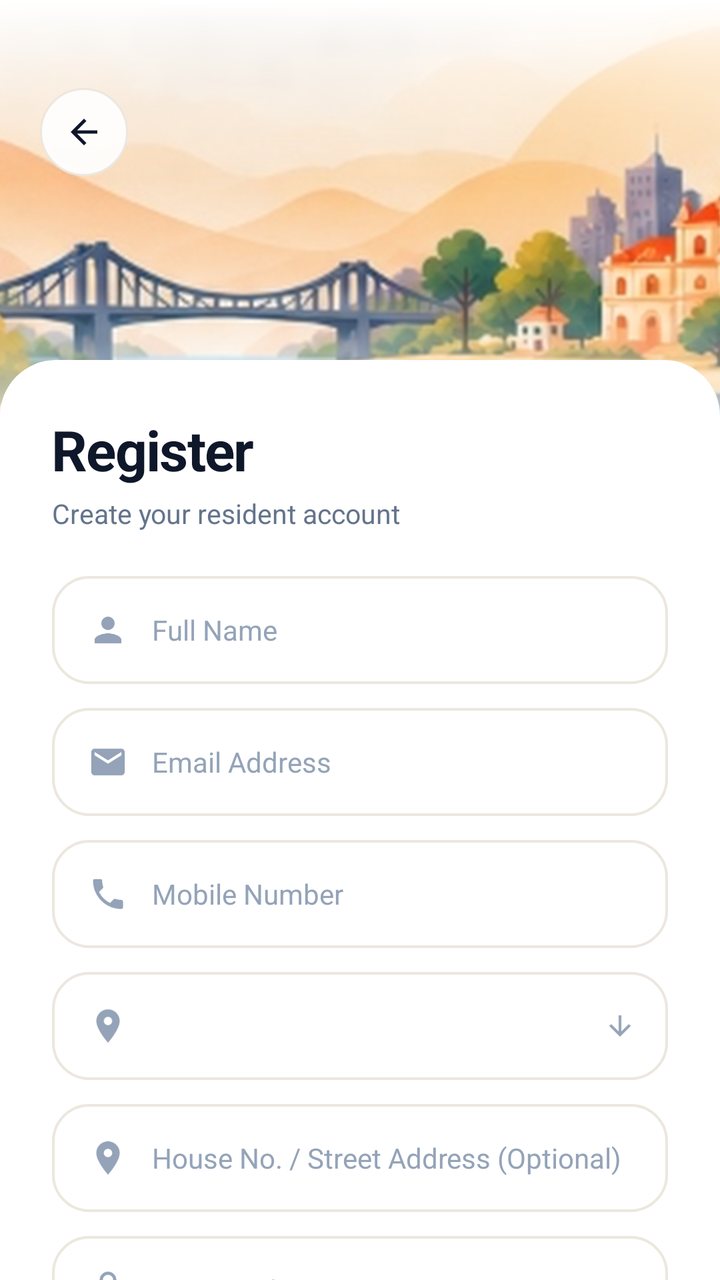
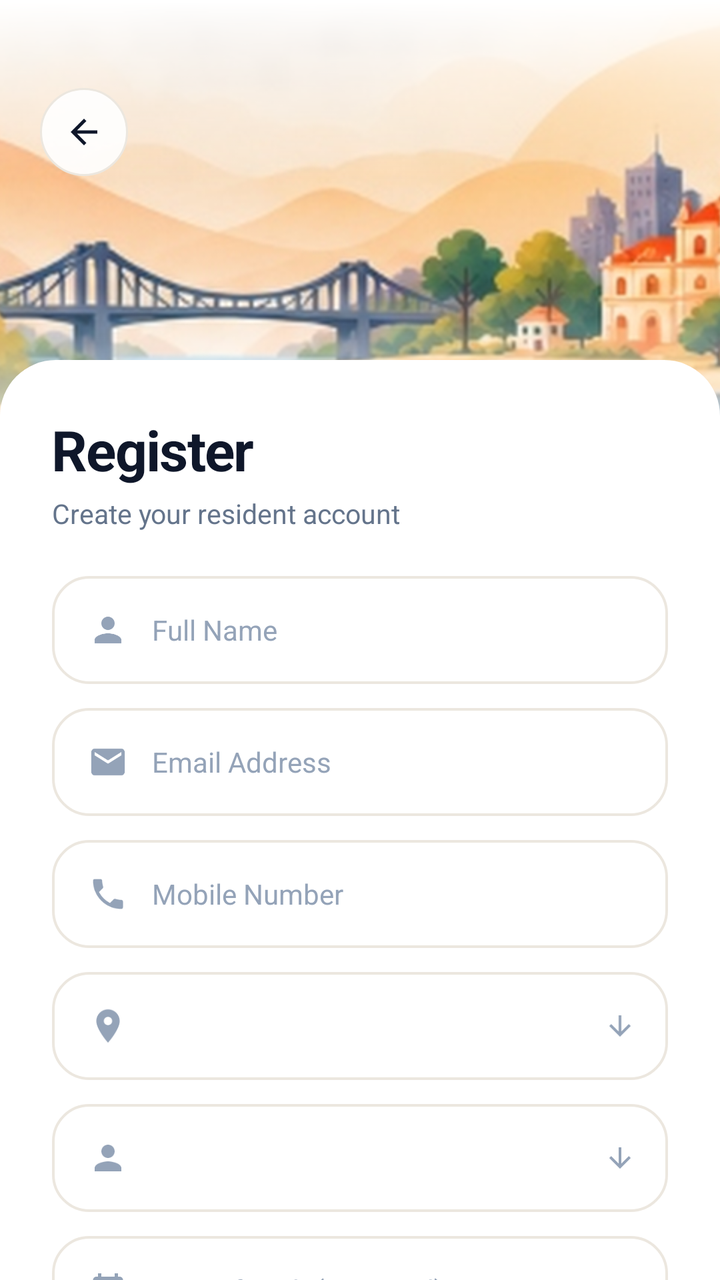

Screens rendered from an Android XML layout before and after an edit, with the pre-edit source and the edit as a unified diff.
<!-- AndroidManifest.xml: activity theme Theme.Apila.Auth -->
<!-- res/layout/activity_register.xml -->
<?xml version="1.0" encoding="utf-8"?>
<FrameLayout xmlns:android="http://schemas.android.com/apk/res/android"
    xmlns:app="http://schemas.android.com/apk/res-auto"
    android:layout_width="match_parent"
    android:layout_height="match_parent"
    android:background="@color/warm_background"
    android:fitsSystemWindows="false">

    
    <FrameLayout
        android:layout_width="match_parent"
        android:layout_height="240dp"
        android:layout_gravity="top">

        <ImageView
            android:id="@+id/ivSceneHero"
            android:layout_width="match_parent"
            android:layout_height="match_parent"
            android:scaleType="centerCrop"
            android:src="@drawable/illustration_lapasan_hero"
            android:contentDescription="Barangay Lapasan scenic view" />

        
        <View
            android:layout_width="match_parent"
            android:layout_height="90dp"
            android:background="@drawable/bg_scene_to_white_fade"
            android:rotation="180" />

        <View
            android:layout_width="match_parent"
            android:layout_height="100dp"
            android:layout_gravity="bottom"
            android:background="@drawable/bg_scene_to_white_fade" />

        
        <FrameLayout
            android:id="@+id/btnBack"
            android:layout_width="44dp"
            android:layout_height="44dp"
            android:layout_gravity="top|start"
            android:layout_marginStart="20dp"
            android:layout_marginTop="44dp"
            android:background="@drawable/bg_circular_back_button"
            android:clickable="true"
            android:focusable="true">

            <ImageView
                android:layout_width="20dp"
                android:layout_height="20dp"
                android:layout_gravity="center"
                android:src="@drawable/ic_arrow_back"
                app:tint="#0F172A"
                android:contentDescription="Back" />
        </FrameLayout>
    </FrameLayout>

    
    <androidx.core.widget.NestedScrollView
        android:layout_width="match_parent"
        android:layout_height="match_parent"
        android:layout_marginTop="180dp"
        android:background="@drawable/bg_white_card_top_rounded"
        android:overScrollMode="never"
        android:scrollbars="none">

        <LinearLayout
            android:layout_width="match_parent"
            android:layout_height="wrap_content"
            android:orientation="vertical"
            android:paddingStart="26dp"
            android:paddingTop="26dp"
            android:paddingEnd="26dp"
            android:paddingBottom="40dp">

            
            <TextView
                android:layout_width="wrap_content"
                android:layout_height="wrap_content"
                android:text="Register"
                android:textColor="#0F172A"
                android:textSize="28sp"
                android:textStyle="bold"
                android:letterSpacing="-0.02" />

            <TextView
                android:layout_width="wrap_content"
                android:layout_height="wrap_content"
                android:layout_marginTop="4dp"
                android:text="Create your resident account"
                android:textColor="#64748B"
                android:textSize="13.5sp" />

            
            <FrameLayout
                android:layout_width="match_parent"
                android:layout_height="54dp"
                android:layout_marginTop="22dp"
                android:background="@drawable/bg_input_capsule">

                <LinearLayout
                    android:layout_width="match_parent"
                    android:layout_height="match_parent"
                    android:gravity="center_vertical"
                    android:orientation="horizontal"
                    android:paddingStart="18dp"
                    android:paddingEnd="18dp">

                    <ImageView
                        android:layout_width="20dp"
                        android:layout_height="20dp"
                        android:src="@drawable/ic_user_outline"
                        app:tint="#94A3B8"
                        android:contentDescription="User" />

                    <EditText
                        android:id="@+id/etFullName"
                        android:layout_width="match_parent"
                        android:layout_height="match_parent"
                        android:layout_marginStart="12dp"
                        android:background="@null"
                        android:hint="Full Name"
                        android:inputType="textPersonName"
                        android:textColor="#0F172A"
                        android:textColorHint="#94A3B8"
                        android:textSize="14sp" />
                </LinearLayout>
            </FrameLayout>

            
            <FrameLayout
                android:layout_width="match_parent"
                android:layout_height="54dp"
                android:layout_marginTop="12dp"
                android:background="@drawable/bg_input_capsule">

                <LinearLayout
                    android:layout_width="match_parent"
                    android:layout_height="match_parent"
                    android:gravity="center_vertical"
                    android:orientation="horizontal"
                    android:paddingStart="18dp"
                    android:paddingEnd="18dp">

                    <ImageView
                        android:layout_width="20dp"
                        android:layout_height="20dp"
                        android:src="@drawable/ic_mail_outline"
                        app:tint="#94A3B8"
                        android:contentDescription="Email" />

                    <EditText
                        android:id="@+id/etEmail"
                        android:layout_width="match_parent"
                        android:layout_height="match_parent"
                        android:layout_marginStart="12dp"
                        android:background="@null"
                        android:hint="Email Address"
                        android:inputType="textEmailAddress"
                        android:textColor="#0F172A"
                        android:textColorHint="#94A3B8"
                        android:textSize="14sp" />
                </LinearLayout>
            </FrameLayout>

            
            <FrameLayout
                android:layout_width="match_parent"
                android:layout_height="54dp"
                android:layout_marginTop="12dp"
                android:background="@drawable/bg_input_capsule">

                <LinearLayout
                    android:layout_width="match_parent"
                    android:layout_height="match_parent"
                    android:gravity="center_vertical"
                    android:orientation="horizontal"
                    android:paddingStart="18dp"
                    android:paddingEnd="18dp">

                    <ImageView
                        android:layout_width="20dp"
                        android:layout_height="20dp"
                        android:src="@drawable/ic_phone_outline"
                        app:tint="#94A3B8"
                        android:contentDescription="Phone" />

                    <EditText
                        android:id="@+id/etPhone"
                        android:layout_width="match_parent"
                        android:layout_height="match_parent"
                        android:layout_marginStart="12dp"
                        android:background="@null"
                        android:hint="Mobile Number"
                        android:inputType="phone"
                        android:textColor="#0F172A"
                        android:textColorHint="#94A3B8"
                        android:textSize="14sp" />
                </LinearLayout>
            </FrameLayout>

            
            <FrameLayout
                android:layout_width="match_parent"
                android:layout_height="54dp"
                android:layout_marginTop="12dp"
                android:background="@drawable/bg_input_capsule">

                <LinearLayout
                    android:layout_width="match_parent"
                    android:layout_height="match_parent"
                    android:gravity="center_vertical"
                    android:orientation="horizontal"
                    android:paddingStart="18dp"
                    android:paddingEnd="16dp">

                    <ImageView
                        android:layout_width="20dp"
                        android:layout_height="20dp"
                        android:src="@drawable/ic_location"
                        app:tint="#94A3B8"
                        android:contentDescription="Purok" />

                    <Spinner
                        android:id="@+id/spinnerPurok"
                        android:layout_width="0dp"
                        android:layout_height="match_parent"
                        android:layout_marginStart="8dp"
                        android:layout_weight="1"
                        android:background="@null"
                        android:spinnerMode="dropdown" />

                    <ImageView
                        android:layout_width="16dp"
                        android:layout_height="16dp"
                        android:src="@drawable/ic_arrow_forward"
                        android:rotation="90"
                        app:tint="#94A3B8"
                        android:contentDescription="Dropdown arrow" />
                </LinearLayout>
            </FrameLayout>

            
            <FrameLayout
                android:layout_width="match_parent"
                android:layout_height="54dp"
                android:layout_marginTop="12dp"
                android:background="@drawable/bg_input_capsule">

                <LinearLayout
                    android:layout_width="match_parent"
                    android:layout_height="match_parent"
                    android:gravity="center_vertical"
                    android:orientation="horizontal"
                    android:paddingStart="18dp"
                    android:paddingEnd="18dp">

                    <ImageView
                        android:layout_width="20dp"
                        android:layout_height="20dp"
                        android:src="@drawable/ic_location"
                        app:tint="#94A3B8"
                        android:contentDescription="Street Address" />

                    <EditText
                        android:id="@+id/etAddress"
                        android:layout_width="match_parent"
                        android:layout_height="match_parent"
                        android:layout_marginStart="12dp"
                        android:background="@null"
                        android:hint="House No. / Street Address (Optional)"
                        android:inputType="textPostalAddress"
                        android:textColor="#0F172A"
                        android:textColorHint="#94A3B8"
                        android:textSize="14sp" />
                </LinearLayout>
            </FrameLayout>

            
            <FrameLayout
                android:layout_width="match_parent"
                android:layout_height="54dp"
                android:layout_marginTop="12dp"
                android:background="@drawable/bg_input_capsule">

                <LinearLayout
                    android:layout_width="match_parent"
                    android:layout_height="match_parent"
                    android:gravity="center_vertical"
                    android:orientation="horizontal"
                    android:paddingStart="18dp"
                    android:paddingEnd="18dp">

                    <ImageView
                        android:layout_width="20dp"
                        android:layout_height="20dp"
                        android:src="@drawable/ic_lock_outline"
                        app:tint="#94A3B8"
                        android:contentDescription="Password" />

                    <EditText
                        android:id="@+id/etPassword"
                        android:layout_width="match_parent"
                        android:layout_height="match_parent"
                        android:layout_marginStart="12dp"
                        android:background="@null"
                        android:hint="Password"
                        android:inputType="textPassword"
                        android:textColor="#0F172A"
                        android:textColorHint="#94A3B8"
                        android:textSize="14sp" />
                </LinearLayout>
            </FrameLayout>

            
            <FrameLayout
                android:layout_width="match_parent"
                android:layout_height="54dp"
                android:layout_marginTop="12dp"
                android:background="@drawable/bg_input_capsule">

                <LinearLayout
                    android:layout_width="match_parent"
                    android:layout_height="match_parent"
                    android:gravity="center_vertical"
                    android:orientation="horizontal"
                    android:paddingStart="18dp"
                    android:paddingEnd="18dp">

                    <ImageView
                        android:layout_width="20dp"
                        android:layout_height="20dp"
                        android:src="@drawable/ic_lock_outline"
                        app:tint="#94A3B8"
                        android:contentDescription="Confirm Password" />

                    <EditText
                        android:id="@+id/etConfirmPassword"
                        android:layout_width="match_parent"
                        android:layout_height="match_parent"
                        android:layout_marginStart="12dp"
                        android:background="@null"
                        android:hint="Confirm Password"
                        android:inputType="textPassword"
                        android:textColor="#0F172A"
                        android:textColorHint="#94A3B8"
                        android:textSize="14sp" />
                </LinearLayout>
            </FrameLayout>

            
            <TextView
                android:layout_width="match_parent"
                android:layout_height="wrap_content"
                android:layout_marginTop="16dp"
                android:gravity="center"
                android:text="By registering, you confirm that you are a bona fide resident of Barangay Lapasan, Cagayan de Oro City."
                android:textColor="#94A3B8"
                android:textSize="11.5sp" />

            
            <com.google.android.material.button.MaterialButton
                android:id="@+id/btnSubmitRegister"
                android:layout_width="match_parent"
                android:layout_height="54dp"
                android:layout_marginTop="20dp"
                android:background="@drawable/bg_pill_button_orange"
                android:text="REGISTER"
                android:textColor="@color/white"
                android:textSize="14sp"
                android:textStyle="bold"
                android:letterSpacing="0.08"
                app:backgroundTint="@null"
                app:elevation="2dp" />

            
            <ProgressBar
                android:id="@+id/registerProgress"
                android:layout_width="32dp"
                android:layout_height="32dp"
                android:layout_gravity="center"
                android:layout_marginTop="12dp"
                android:indeterminateTint="@color/brand_orange"
                android:visibility="gone" />

            
            <LinearLayout
                android:id="@+id/layoutLoginFooter"
                android:layout_width="wrap_content"
                android:layout_height="wrap_content"
                android:layout_gravity="center"
                android:layout_marginTop="20dp"
                android:clickable="true"
                android:focusable="true"
                android:orientation="horizontal"
                android:padding="8dp">

                <TextView
                    android:layout_width="wrap_content"
                    android:layout_height="wrap_content"
                    android:text="Already have an account? "
                    android:textColor="#64748B"
                    android:textSize="13sp" />

                <TextView
                    android:id="@+id/tvFooterLogin"
                    android:layout_width="wrap_content"
                    android:layout_height="wrap_content"
                    android:text="Login"
                    android:textColor="@color/brand_orange"
                    android:textSize="13sp"
                    android:textStyle="bold" />
            </LinearLayout>

        </LinearLayout>
    </androidx.core.widget.NestedScrollView>

</FrameLayout>
<!-- resources referenced by this layout -->
<resources>
  <color name="brand_orange">#F45113</color>
  <color name="warm_background">#FFF9F3</color>
  <color name="white">#FFFFFF</color>
  <!-- drawable bg_circular_back_button (drawable) -->
  <?xml version="1.0" encoding="utf-8"?>
  <ripple xmlns:android="http://schemas.android.com/apk/res/android"
      android:color="#20F45113">
      <item>
          <shape android:shape="oval">
              <solid android:color="#E6FFFFFF" />
              <stroke android:width="1dp" android:color="#ECE7DF" />
          </shape>
      </item>
  </ripple>
  <!-- drawable bg_pill_button_orange (drawable) -->
  <?xml version="1.0" encoding="utf-8"?>
  <ripple xmlns:android="http://schemas.android.com/apk/res/android"
      android:color="#40FFFFFF">
      <item>
          <shape android:shape="rectangle">
              <corners android:radius="28dp" />
              <solid android:color="@color/brand_orange" />
          </shape>
      </item>
  </ripple>
  <!-- drawable bg_scene_to_white_fade (drawable) -->
  <?xml version="1.0" encoding="utf-8"?>
  <shape xmlns:android="http://schemas.android.com/apk/res/android"
      android:shape="rectangle">
      <gradient
          android:angle="270"
          android:startColor="#00FFFFFF"
          android:endColor="#FFFFFFFF"
          android:type="linear" />
  </shape>
  <!-- drawable bg_white_card_top_rounded (drawable) -->
  <?xml version="1.0" encoding="utf-8"?>
  <shape xmlns:android="http://schemas.android.com/apk/res/android"
      android:shape="rectangle">
      <solid android:color="#FFFFFF" />
      <corners
          android:topLeftRadius="28dp"
          android:topRightRadius="28dp"
          android:bottomLeftRadius="0dp"
          android:bottomRightRadius="0dp" />
  </shape>
  <!-- drawable ic_arrow_back (drawable) -->
  <vector xmlns:android="http://schemas.android.com/apk/res/android"
      android:width="24dp"
      android:height="24dp"
      android:viewportWidth="24"
      android:viewportHeight="24">
      <path
          android:fillColor="#FFFFFFFF"
          android:pathData="M20,11H7.83l5.59,-5.59L12,4l-8,8 8,8 1.41,-1.41L7.83,13H20v-2z" />
  </vector>
  <!-- drawable ic_arrow_forward (drawable) -->
  <vector xmlns:android="http://schemas.android.com/apk/res/android"
      android:width="20dp"
      android:height="20dp"
      android:viewportWidth="20"
      android:viewportHeight="20">
      <path
          android:fillColor="#FFFFFF"
          android:pathData="M10,3.33L8.82,4.51L13.48,9.17H3.33V10.83H13.48L8.82,15.49L10,16.67L16.67,10L10,3.33Z" />
  </vector>
  <!-- drawable ic_user_outline (drawable) -->
  <vector xmlns:android="http://schemas.android.com/apk/res/android"
      android:width="24dp"
      android:height="24dp"
      android:viewportWidth="24"
      android:viewportHeight="24">
      <path
          android:fillColor="#64748B"
          android:pathData="M12,12c2.21,0 4,-1.79 4,-4s-1.79,-4 -4,-4 -4,1.79 -4,4 1.79,4 4,4zm0,2c-2.67,0 -8,1.34 -8,4v2h16v-2c0,-2.66 -5.33,-4 -8,-4z" />
  </vector>
  <style name="Theme.Apila.Auth" parent="Theme.Apila">
          <item name="android:statusBarColor">#00000000</item>
          <item name="android:windowLightStatusBar">false</item>
          <item name="android:navigationBarColor">#00000000</item>
      </style>
  <!-- unchanged entries left out for length: 7 -->
</resources>

<!-- the commit's change to res/layout/activity_register.xml (unified diff, before → after) -->
@@ -253,6 +253,90 @@
                     android:gravity="center_vertical"
                     android:orientation="horizontal"
                     android:paddingStart="18dp"
+                    android:paddingEnd="16dp">
+
+                    <ImageView
+                        android:layout_width="20dp"
+                        android:layout_height="20dp"
+                        android:src="@drawable/ic_user_outline"
+                        app:tint="#94A3B8"
+                        android:contentDescription="Sex / Gender" />
+
+                    <Spinner
+                        android:id="@+id/spinnerGender"
+                        android:layout_width="0dp"
+                        android:layout_height="match_parent"
+                        android:layout_marginStart="8dp"
+                        android:layout_weight="1"
+                        android:background="@null"
+                        android:spinnerMode="dropdown" />
+
+                    <ImageView
+                        android:layout_width="16dp"
+                        android:layout_height="16dp"
+                        android:src="@drawable/ic_arrow_forward"
+                        android:rotation="90"
+                        app:tint="#94A3B8"
+                        android:contentDescription="Dropdown arrow" />
+                </LinearLayout>
+            </FrameLayout>
+
+            
+            <FrameLayout
+                android:id="@+id/layoutBirthdate"
+                android:layout_width="match_parent"
+                android:layout_height="54dp"
+                android:layout_marginTop="12dp"
+                android:background="@drawable/bg_input_capsule"
+                android:clickable="true"
+                android:focusable="true">
+
+                <LinearLayout
+                    android:layout_width="match_parent"
+                    android:layout_height="match_parent"
+                    android:gravity="center_vertical"
+                    android:orientation="horizontal"
+                    android:paddingStart="18dp"
+                    android:paddingEnd="18dp">
+
+                    <ImageView
+                        android:layout_width="20dp"
+                        android:layout_height="20dp"
+                        android:src="@drawable/ic_calendar"
+                        app:tint="#94A3B8"
+                        android:contentDescription="Birthdate Calendar" />
+
+                    <EditText
+                        android:id="@+id/etBirthdate"
+                        android:layout_width="match_parent"
+                        android:layout_height="match_parent"
+                        android:layout_marginStart="12dp"
+                        android:background="@null"
+                        android:clickable="false"
+                        android:cursorVisible="false"
+                        android:focusable="false"
+                        android:focusableInTouchMode="false"
+                        android:hint="Date of Birth (Required)"
+                        android:inputType="none"
+                        android:textColor="#0F172A"
+                        android:textColorHint="#94A3B8"
+                        android:textSize="14sp" />
+                </LinearLayout>
+            </FrameLayout>
+
+            
+            <FrameLayout
+                android:layout_width="match_parent"
+                android:layout_height="54dp"
+                android:layout_marginTop="12dp"
+                android:background="@drawable/bg_input_capsule">
+
+                <LinearLayout
+                    android:layout_width="match_parent"
+                    android:layout_height="match_parent"
+                    android:gravity="center_vertical"
+                    android:orientation="horizontal"
+                    android:paddingStart="18dp"
                     android:paddingEnd="18dp">
 
                     <ImageView
<!-- resource entries referenced after the edit -->
@@ -66,6 +66,16 @@
           android:fillColor="#FFFFFF"
           android:pathData="M10,3.33L8.82,4.51L13.48,9.17H3.33V10.83H13.48L8.82,15.49L10,16.67L16.67,10L10,3.33Z" />
   </vector>
+  <!-- drawable ic_calendar (drawable) -->
+  <vector xmlns:android="http://schemas.android.com/apk/res/android"
+      android:width="24dp"
+      android:height="24dp"
+      android:viewportWidth="24"
+      android:viewportHeight="24">
+      <path
+          android:fillColor="#FFFFFFFF"
+          android:pathData="M19,4h-1V2h-2v2H8V2H6v2H5c-1.11,0 -1.99,0.9 -1.99,2L3,20c0,1.1 0.89,2 2,2h14c1.1,0 2,-0.9 2,-2V6c0,-1.1 -0.9,-2 -2,-2zm0,16H5V9h14v11zM7,11h5v5H7z" />
+  </vector>
   <!-- drawable ic_user_outline (drawable) -->
   <vector xmlns:android="http://schemas.android.com/apk/res/android"
       android:width="24dp"
